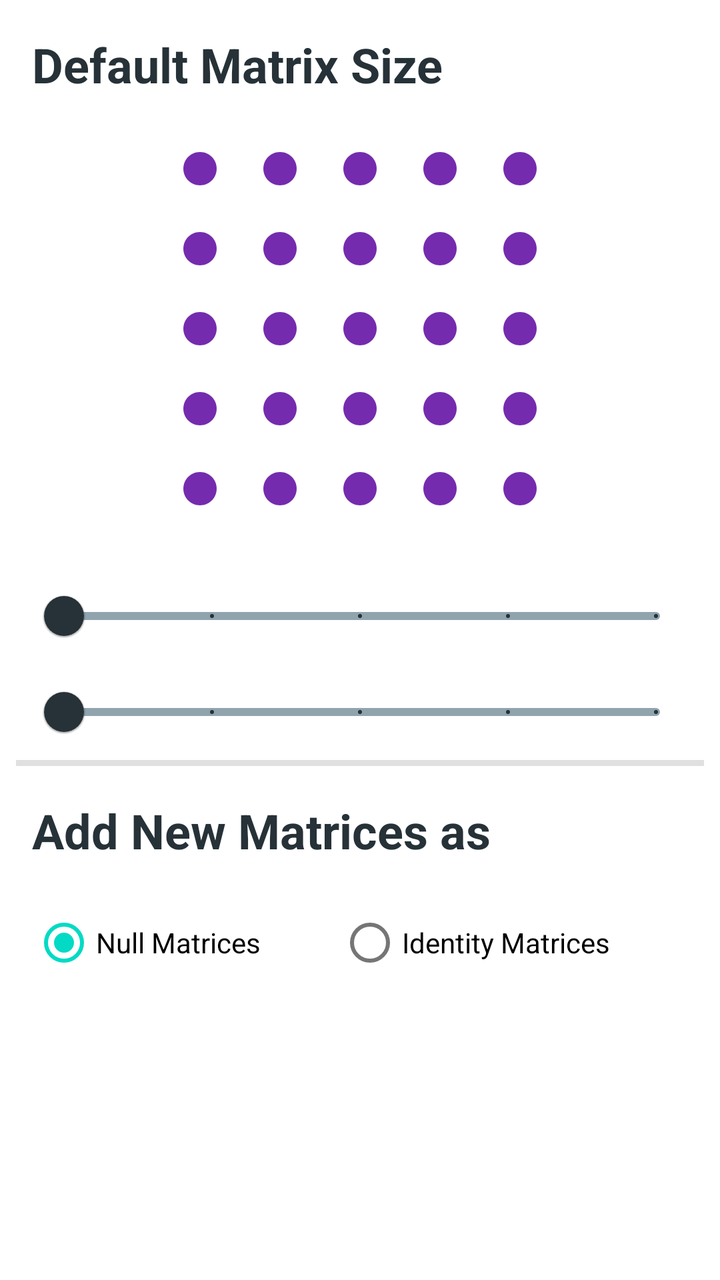
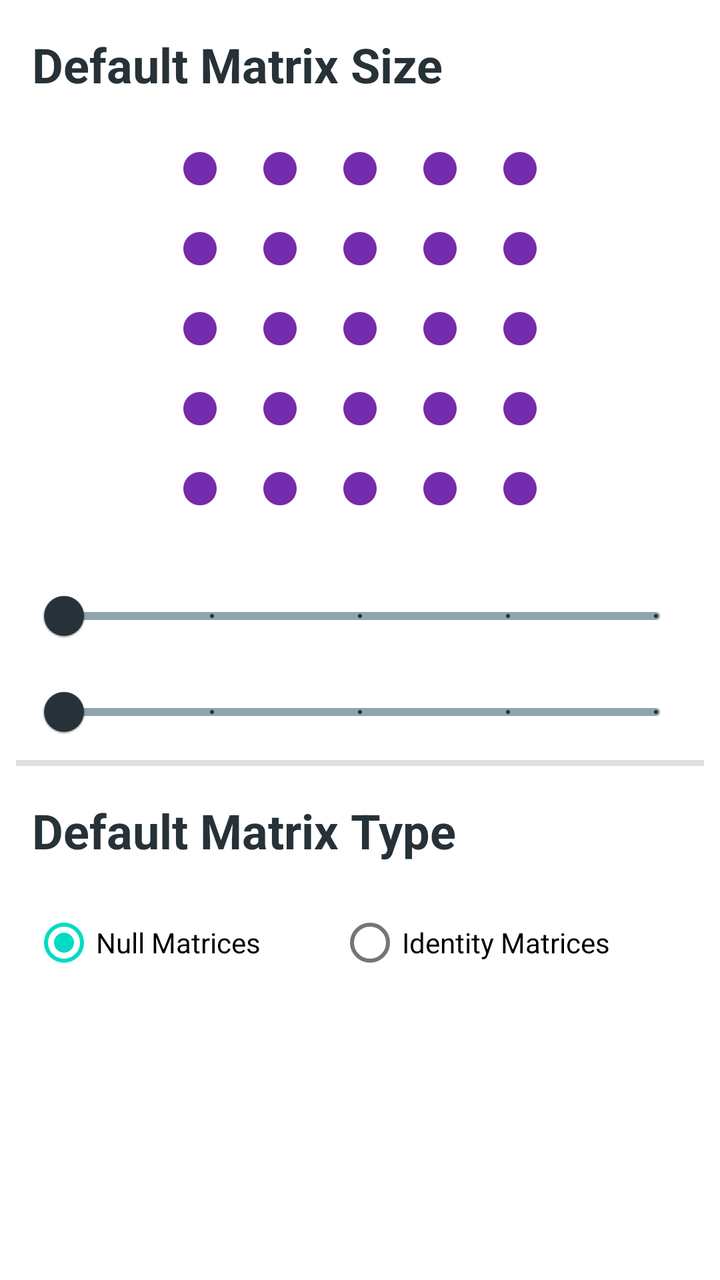

Two renders of the same Android screen: before a commit and after it. Below are the layout's source before the change and the commit's diff.
<!-- AndroidManifest.xml: application theme Theme.Matscape -->
<!-- res/layout/fragment_nav_settings.xml -->
<?xml version="1.0" encoding="utf-8"?>
<androidx.constraintlayout.widget.ConstraintLayout xmlns:android="http://schemas.android.com/apk/res/android"
    xmlns:app="http://schemas.android.com/apk/res-auto"
    xmlns:tools="http://schemas.android.com/tools"
    android:layout_width="match_parent"
    android:layout_height="match_parent"
    tools:context=".Fragments.NavigationFragments.SettingsFragment">

    <TextView
        android:id="@+id/Heading1"
        android:layout_width="wrap_content"
        android:layout_height="wrap_content"
        android:layout_margin="16dp"
        android:text="@string/default_matrix_heading"
        android:textColor="@color/blue_black"
        android:textSize="24sp"
        android:textStyle="bold"
        app:layout_constraintStart_toStartOf="parent"
        app:layout_constraintTop_toTopOf="parent" />

    <LinearLayout
        android:id="@+id/linearLayout"
        android:layout_width="wrap_content"
        android:layout_height="wrap_content"
        android:layout_marginTop="16dp"
        android:orientation="horizontal"
        app:layout_constraintBottom_toTopOf="@+id/SettingsGuideline1"
        app:layout_constraintEnd_toEndOf="parent"
        app:layout_constraintStart_toStartOf="parent"
        app:layout_constraintTop_toBottomOf="@+id/Heading1">

        <LinearLayout
            style="@style/ChangeMatrixLinearLayouts"
            app:layout_constraintTop_toBottomOf="@+id/imageView">

            <ImageView
                android:id="@+id/SettingsMatrixPrev11"
                style="@style/DefaultMatrixPreviewBullets"
                tools:ignore="ContentDescription" />

            <ImageView
                android:id="@+id/SettingsMatrixPrev21"
                style="@style/DefaultMatrixPreviewBullets"
                tools:ignore="ContentDescription" />

            <ImageView
                android:id="@+id/SettingsMatrixPrev31"
                style="@style/DefaultMatrixPreviewBullets"
                tools:ignore="ContentDescription" />

            <ImageView
                android:id="@+id/SettingsMatrixPrev41"
                style="@style/DefaultMatrixPreviewBullets"
                tools:ignore="ContentDescription" />

            <ImageView
                android:id="@+id/SettingsMatrixPrev51"
                style="@style/DefaultMatrixPreviewBullets"
                tools:ignore="ContentDescription" />

        </LinearLayout>

        <LinearLayout
            style="@style/ChangeMatrixLinearLayouts"
            app:layout_constraintTop_toBottomOf="@+id/imageView">

            <ImageView
                android:id="@+id/SettingsMatrixPrev12"
                style="@style/DefaultMatrixPreviewBullets"
                tools:ignore="ContentDescription" />

            <ImageView
                android:id="@+id/SettingsMatrixPrev22"
                style="@style/DefaultMatrixPreviewBullets"
                tools:ignore="ContentDescription" />

            <ImageView
                android:id="@+id/SettingsMatrixPrev32"
                style="@style/DefaultMatrixPreviewBullets"
                tools:ignore="ContentDescription" />

            <ImageView
                android:id="@+id/SettingsMatrixPrev42"
                style="@style/DefaultMatrixPreviewBullets"
                tools:ignore="ContentDescription" />

            <ImageView
                android:id="@+id/SettingsMatrixPrev52"
                style="@style/DefaultMatrixPreviewBullets"
                tools:ignore="ContentDescription" />
        </LinearLayout>

        <LinearLayout
            style="@style/ChangeMatrixLinearLayouts"
            app:layout_constraintTop_toBottomOf="@+id/imageView">

            <ImageView
                android:id="@+id/SettingsMatrixPrev13"
                style="@style/DefaultMatrixPreviewBullets"
                tools:ignore="ContentDescription" />

            <ImageView
                android:id="@+id/SettingsMatrixPrev23"
                style="@style/DefaultMatrixPreviewBullets"
                tools:ignore="ContentDescription" />

            <ImageView
                android:id="@+id/SettingsMatrixPrev33"
                style="@style/DefaultMatrixPreviewBullets"
                tools:ignore="ContentDescription" />

            <ImageView
                android:id="@+id/SettingsMatrixPrev43"
                style="@style/DefaultMatrixPreviewBullets"
                tools:ignore="ContentDescription" />

            <ImageView
                android:id="@+id/SettingsMatrixPrev53"
                style="@style/DefaultMatrixPreviewBullets"
                tools:ignore="ContentDescription" />
        </LinearLayout>

        <LinearLayout
            style="@style/ChangeMatrixLinearLayouts"
            app:layout_constraintTop_toBottomOf="@+id/imageView">

            <ImageView
                android:id="@+id/SettingsMatrixPrev14"
                style="@style/DefaultMatrixPreviewBullets"
                tools:ignore="ContentDescription" />

            <ImageView
                android:id="@+id/SettingsMatrixPrev24"
                style="@style/DefaultMatrixPreviewBullets"
                tools:ignore="ContentDescription" />

            <ImageView
                android:id="@+id/SettingsMatrixPrev34"
                style="@style/DefaultMatrixPreviewBullets"
                tools:ignore="ContentDescription" />

            <ImageView
                android:id="@+id/SettingsMatrixPrev44"
                style="@style/DefaultMatrixPreviewBullets"
                tools:ignore="ContentDescription" />

            <ImageView
                android:id="@+id/SettingsMatrixPrev54"
                style="@style/DefaultMatrixPreviewBullets"
                tools:ignore="ContentDescription" />
        </LinearLayout>

        <LinearLayout
            style="@style/ChangeMatrixLinearLayouts"
            app:layout_constraintTop_toBottomOf="@+id/imageView">

            <ImageView
                android:id="@+id/SettingsMatrixPrev15"
                style="@style/DefaultMatrixPreviewBullets"
                tools:ignore="ContentDescription" />

            <ImageView
                android:id="@+id/SettingsMatrixPrev25"
                style="@style/DefaultMatrixPreviewBullets"
                tools:ignore="ContentDescription" />

            <ImageView
                android:id="@+id/SettingsMatrixPrev35"
                style="@style/DefaultMatrixPreviewBullets"
                tools:ignore="ContentDescription" />

            <ImageView
                android:id="@+id/SettingsMatrixPrev45"
                style="@style/DefaultMatrixPreviewBullets"
                tools:ignore="ContentDescription" />

            <ImageView
                android:id="@+id/SettingsMatrixPrev55"
                style="@style/DefaultMatrixPreviewBullets"
                tools:ignore="ContentDescription" />
        </LinearLayout>

    </LinearLayout>

    <com.google.android.material.slider.Slider
        android:id="@+id/NavRowSlider"
        style="@style/MatrixDimensionsSliders"
        android:layout_marginTop="20dp"
        app:layout_constraintEnd_toEndOf="parent"
        app:layout_constraintStart_toStartOf="parent"
        app:layout_constraintTop_toTopOf="@+id/SettingsGuideline1" />

    <com.google.android.material.slider.Slider
        android:id="@+id/NavColumnSlider"
        style="@style/MatrixDimensionsSliders"
        app:layout_constraintEnd_toEndOf="parent"
        app:layout_constraintStart_toStartOf="parent"
        app:layout_constraintTop_toBottomOf="@+id/NavRowSlider" />

    <androidx.constraintlayout.widget.Guideline
        android:id="@+id/SettingsGuideline1"
        android:layout_width="wrap_content"
        android:layout_height="wrap_content"
        android:orientation="horizontal"
        app:layout_constraintGuide_begin="264dp" />

    <View
        android:id="@+id/Heading1DividerHeading2"
        android:layout_width="match_parent"
        android:layout_height="3dp"
        android:layout_marginStart="8dp"
        android:layout_marginEnd="8dp"
        android:background="?android:attr/listDivider"
        app:layout_constraintEnd_toEndOf="parent"
        app:layout_constraintStart_toStartOf="parent"
        app:layout_constraintTop_toBottomOf="@+id/NavColumnSlider" />

    <TextView
        android:id="@+id/Heading2"
        android:layout_width="wrap_content"
        android:layout_height="wrap_content"
        android:layout_margin="16dp"
        android:text="@string/add_new_matrices_as"
        android:textColor="@color/blue_black"
        android:textSize="24sp"
        android:textStyle="bold"
        app:layout_constraintStart_toStartOf="parent"
        app:layout_constraintTop_toBottomOf="@+id/Heading1DividerHeading2" />

    <RadioGroup
        android:layout_width="match_parent"
        android:layout_height="wrap_content"
        android:layout_margin="16dp"
        android:checkedButton="@id/NullMatrixRadio"
        android:orientation="horizontal"
        app:layout_constraintEnd_toEndOf="parent"
        app:layout_constraintStart_toStartOf="parent"
        app:layout_constraintTop_toBottomOf="@+id/Heading2">

        <com.google.android.material.radiobutton.MaterialRadioButton
            android:id="@+id/NullMatrixRadio"
            android:layout_width="wrap_content"
            android:layout_height="wrap_content"
            android:layout_weight="1"
            android:text="@string/null_matrices" />

        <com.google.android.material.radiobutton.MaterialRadioButton
            android:id="@+id/IdentityMatrixRadio"
            android:layout_width="wrap_content"
            android:layout_height="wrap_content"
            android:layout_weight="1"
            android:text="@string/identity_matrices" />

    </RadioGroup>

</androidx.constraintlayout.widget.ConstraintLayout>
<!-- resources referenced by this layout -->
<resources>
  <color name="blue_black">#263238</color>
  <string name="add_new_matrices_as">Add New Matrices as</string>
  <string name="default_matrix_heading">Default Matrix Size</string>
  <string name="identity_matrices">Identity Matrices</string>
  <string name="null_matrices">Null Matrices</string>
  <style name="ChangeMatrixLinearLayouts">
          <item name="android:layout_width">wrap_content</item>
          <item name="android:layout_height">wrap_content</item>
          <item name="android:orientation">vertical</item>
          <item name="android:gravity">center</item>
      </style>
  
      //for ChangeMatrix Matrix Fields
  <style name="DefaultMatrixPreviewBullets">
          <item name="android:layout_width">40dp</item>
          <item name="android:layout_height">40dp</item>
          <item name="android:padding">10dp</item>
          <item name="srcCompat">@drawable/ic_nav_default_matrix_prev</item>
      </style>
  <style name="MatrixDimensionsSliders">
          <item name="android:layout_width">0dp</item>
          <item name="android:layout_height">0dp</item>
          <item name="android:stepSize">1</item>
          <item name="android:valueFrom">1</item>
          <item name="android:valueTo">5</item>
          <item name="android:layout_marginEnd">16dp</item>
          <item name="android:layout_marginStart">16dp</item>
          <item name="haloColor">@color/blue_black</item>
          <item name="thumbColor">@color/blue_black</item>
          <item name="trackColorActive">@color/blue_black</item>
          <item name="trackColorInactive">@color/light_blue_black</item>
          <item name="tickColor">@color/blue_black</item>
      </style>
      //for Settings Default Matrix Preview Bullets
  <style name="Theme.Matscape" parent="Theme.MaterialComponents.DayNight.NoActionBar">
          
          <item name="colorPrimary">@color/purple_500</item>
          <item name="colorPrimaryVariant">@color/purple_700</item>
          <item name="colorOnPrimary">@color/white</item>
          
          <item name="colorSecondary">@color/teal_200</item>
          <item name="colorSecondaryVariant">@color/teal_700</item>
          <item name="colorOnSecondary">@color/black</item>
          
          <item name="android:statusBarColor" tools:targetApi="l">?attr/colorPrimaryVariant</item>
          
      </style>
  <!-- drawable ic_nav_default_matrix_prev (drawable) -->
  <vector android:alpha="0.9" android:height="24dp" android:tint="#6513A4"
      android:viewportHeight="24" android:viewportWidth="24"
      android:width="24dp" xmlns:android="http://schemas.android.com/apk/res/android">
      <path android:fillColor="@android:color/white" android:pathData="M12,2C6.47,2 2,6.47 2,12s4.47,10 10,10 10,-4.47 10,-10S17.53,2 12,2z"/>
  </vector>
  <color name="light_blue_black">#90A4AE</color>
  <color name="purple_500">#FF6200EE</color>
  <color name="purple_700">#FF3700B3</color>
  <color name="white">#FFFFFFFF</color>
  <color name="teal_200">#FF03DAC5</color>
  <color name="teal_700">#FF018786</color>
  <color name="black">#FF000000</color>
</resources>

<!-- the commit's change to res/layout/fragment_nav_settings.xml (unified diff, before → after) -->
@@ -220,7 +220,7 @@
         android:layout_width="wrap_content"
         android:layout_height="wrap_content"
         android:layout_margin="16dp"
-        android:text="@string/add_new_matrices_as"
+        android:text="@string/default_matrix_type"
         android:textColor="@color/blue_black"
         android:textSize="24sp"
         android:textStyle="bold"
<!-- resource entries referenced after the edit -->
@@ -1,8 +1,8 @@
 <!-- resources referenced by this layout -->
 <resources>
   <color name="blue_black">#263238</color>
-  <string name="add_new_matrices_as">Add New Matrices as</string>
   <string name="default_matrix_heading">Default Matrix Size</string>
+  <string name="default_matrix_type">Default Matrix Type</string>
   <string name="identity_matrices">Identity Matrices</string>
   <string name="null_matrices">Null Matrices</string>
   <style name="ChangeMatrixLinearLayouts">
